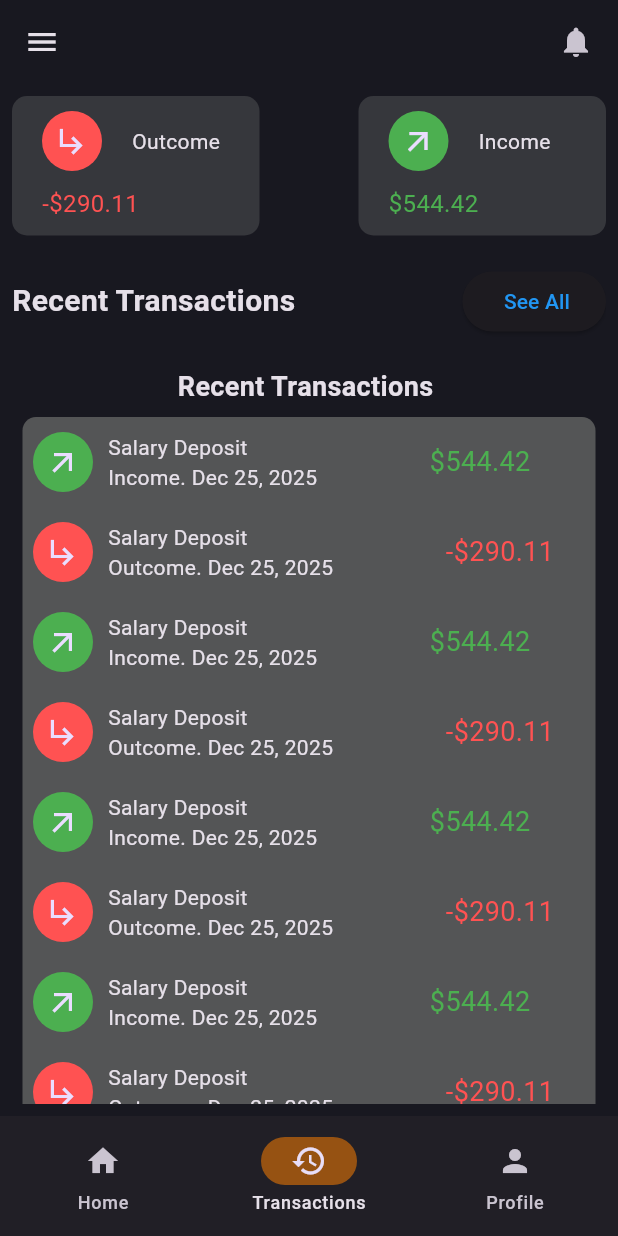
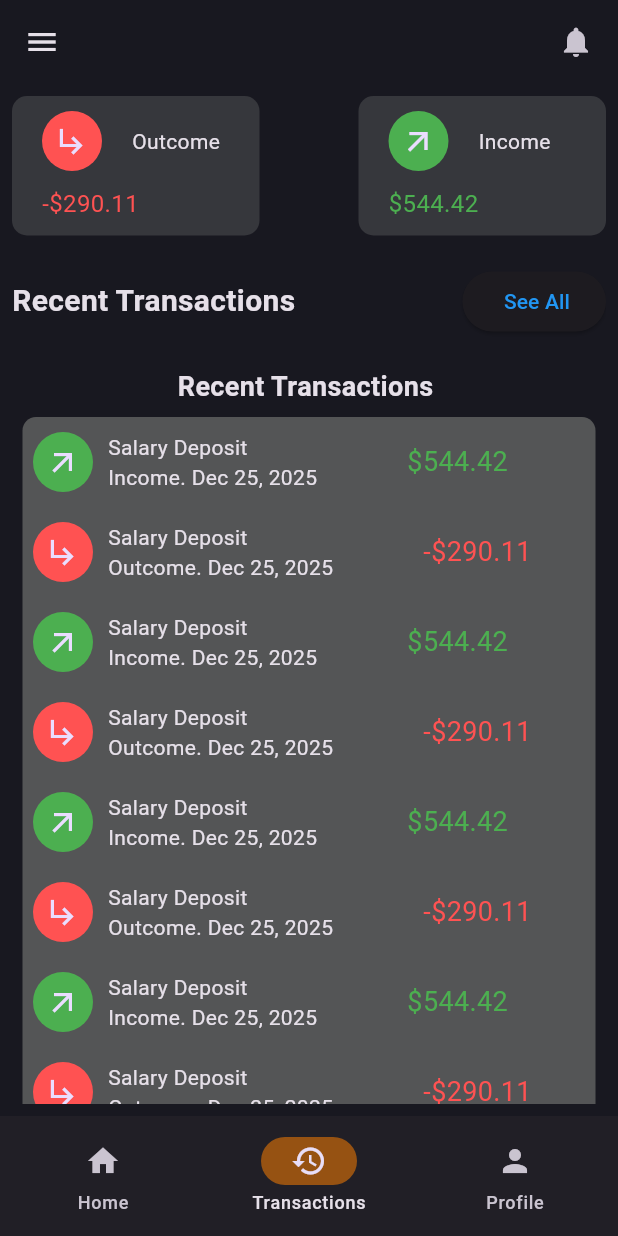
Before and after one commit to sidiya-dev/mauri_pay, a Flutter app: the WidgetTree screen opened by its route, item 2 of the bottom bar chosen, on a phone screen of 412 x 824 dp. Run offline on Flutter 3.47's test engine with Material 3 defaults, Android fonts, the phone set to English and light mode, and no system bars; our stand-ins replace bloc, flutter_bloc, go_router.

Commit message:
list of last transactions part 2

```diff
--- a/lib/feautres/main/presentation/pages/Trancations/Widgets/list_transactions_widget.dart
+++ b/lib/feautres/main/presentation/pages/Trancations/Widgets/list_transactions_widget.dart
@@ -34,7 +34,7 @@ class ListTransactionsWidget extends StatelessWidget {
                     ),
                   ],
                 ),
-                SizedBox(width: 75,),
+                SizedBox(width: 60,),
                 Text(formatter.format(type==ListTransactionType.INCOME?544.42:-290.11),
                   style: TextStyle(
                     color: type==ListTransactionType.INCOME?Colors.green:Colors.redAccent,
```
